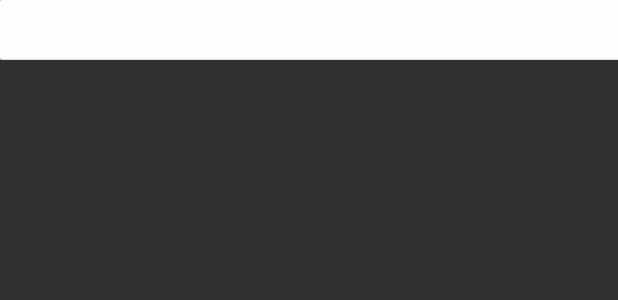
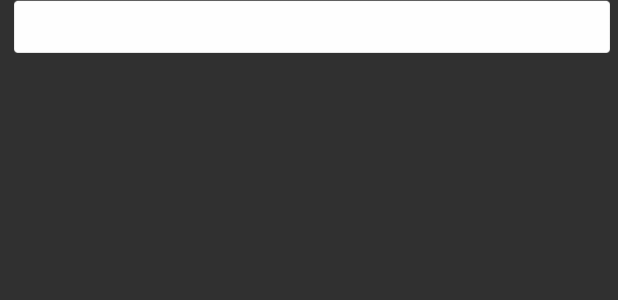
Before and after one commit to Danziamo/taxic, an Android app: the layout activity_order_list_item.xml on its own in the app's theme, with its tools: preview values and no code run, on a phone screen of 412 x 824 dp. Shown: the top 300 px of the screen. Run offline under Robolectric (Android 15) with nearby library versions, the phone set to English and light mode, and no system bars.

Commit message:
change textbox in activity_order_list_item

```diff
--- a/app/src/main/res/layout/activity_history_order.xml
+++ b/app/src/main/res/layout/activity_history_order.xml
@@ -1,5 +1,7 @@
 <fragment xmlns:android="http://schemas.android.com/apk/res/android"
-    xmlns:tools="http://schemas.android.com/tools" android:id="@+id/fragment"
+    xmlns:tools="http://schemas.android.com/tools"
+    android:id="@+id/fragment"
     android:name="taxi.city.citytaxiclient.fragments.HistoryOrderFragment"
-    tools:layout="@layout/fragment_history_order" android:layout_width="match_parent"
+    tools:layout="@layout/fragment_history_order"
+    android:layout_width="match_parent"
     android:layout_height="match_parent" />
--- a/app/src/main/res/layout/activity_order_list_item.xml
+++ b/app/src/main/res/layout/activity_order_list_item.xml
@@ -1,10 +1,11 @@
 <LinearLayout xmlns:android="http://schemas.android.com/apk/res/android"
     android:orientation="horizontal"
-    android:layout_width="match_parent"
+    android:layout_width="wrap_content"
     android:layout_height="40dp"
     android:layout_centerHorizontal="true">
 
     <TextView
+        style="@style/SmallEditText"
         android:id="@+id/orderId"
         android:layout_width="0dp"
         android:layout_height="wrap_content"
@@ -12,14 +13,8 @@
         android:background="@drawable/textbox_background"/>
 
     <TextView
+        style="@style/mediumEditText"
         android:id="@+id/orderAddress"
-        android:background="@drawable/textbox_background_2"
-        android:paddingLeft="10sp"
-        android:textColor="@color/blacktext1"
-        android:gravity="center_vertical"
-        android:layout_gravity="center_vertical"
-        android:layout_width="0dp"
-        android:layout_weight="10"
-        android:layout_height="wrap_content" />
+ />
 
 </LinearLayout>
```
